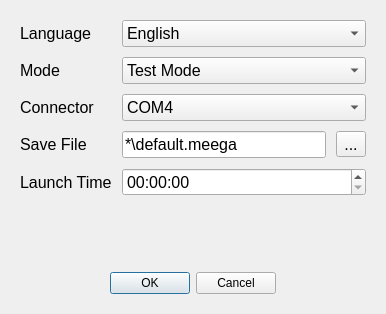
Above: MEEGA-Groundstation/UI-Files/MEEGA_startup.ui from JanNiklasJuedt/MEEGA-Software before the change. Below: the same form after it.
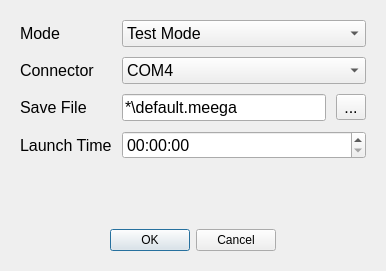
That is the form after the change.

Commit message: deleting options for chaning language

What changed in the file:
```diff
--- a/MEEGA-Groundstation/UI-Files/MEEGA_startup.ui
+++ b/MEEGA-Groundstation/UI-Files/MEEGA_startup.ui
@@ -13,7 +13,7 @@
     <x>0</x>
     <y>0</y>
     <width>386</width>
-    <height>314</height>
+    <height>271</height>
    </rect>
   </property>
   <property name="sizePolicy">
@@ -107,14 +107,14 @@
      <property name="verticalSpacing">
       <number>10</number>
      </property>
-     <item row="1" column="0">
+     <item row="0" column="0">
       <widget class="QLabel" name="modeLabel">
        <property name="text">
         <string>Mode</string>
        </property>
       </widget>
      </item>
-     <item row="1" column="1">
+     <item row="0" column="1">
       <widget class="QComboBox" name="modeComboBox">
        <item>
         <property name="text">
@@ -128,14 +128,14 @@
        </item>
       </widget>
      </item>
-     <item row="2" column="0">
+     <item row="1" column="0">
       <widget class="QLabel" name="connectionLabel">
        <property name="text">
         <string>Connector</string>
        </property>
       </widget>
      </item>
-     <item row="2" column="1">
+     <item row="1" column="1">
       <widget class="QComboBox" name="connectionComboBox">
        <property name="enabled">
         <bool>true</bool>
@@ -199,14 +199,14 @@
        </item>
       </widget>
      </item>
-     <item row="3" column="0">
+     <item row="2" column="0">
       <widget class="QLabel" name="saveFileLabel">
        <property name="text">
         <string>Save File</string>
        </property>
       </widget>
      </item>
-     <item row="3" column="1">
+     <item row="2" column="1">
       <layout class="QHBoxLayout" name="horizontalLayout_3">
        <item>
         <widget class="QLineEdit" name="saveFileEdit">
@@ -227,35 +227,14 @@
        </item>
       </layout>
      </item>
-     <item row="0" column="0">
-      <widget class="QLabel" name="languageLabel">
-       <property name="text">
-        <string>Language</string>
-       </property>
-      </widget>
-     </item>
-     <item row="0" column="1">
-      <widget class="QComboBox" name="languageComboBox">
-       <item>
-        <property name="text">
-         <string notr="true">English</string>
-        </property>
-       </item>
-       <item>
-        <property name="text">
-         <string notr="true">Deutsch</string>
-        </property>
-       </item>
-      </widget>
-     </item>
-     <item row="4" column="0">
+     <item row="3" column="0">
       <widget class="QLabel" name="launchTimeLabel">
        <property name="text">
         <string>Launch Time</string>
        </property>
       </widget>
      </item>
-     <item row="4" column="1">
+     <item row="3" column="1">
       <widget class="QTimeEdit" name="launchTimeTimeEdit">
        <property name="currentSection">
         <enum>QDateTimeEdit::Section::HourSection</enum>
```
The commit also changes 2 other files.
